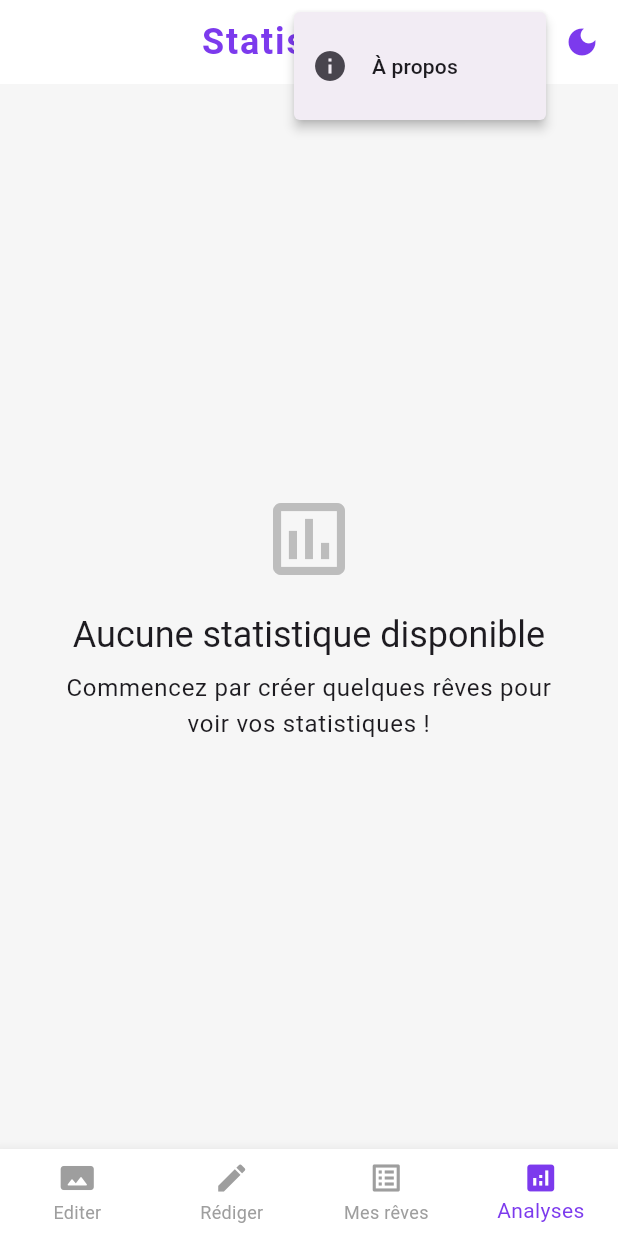
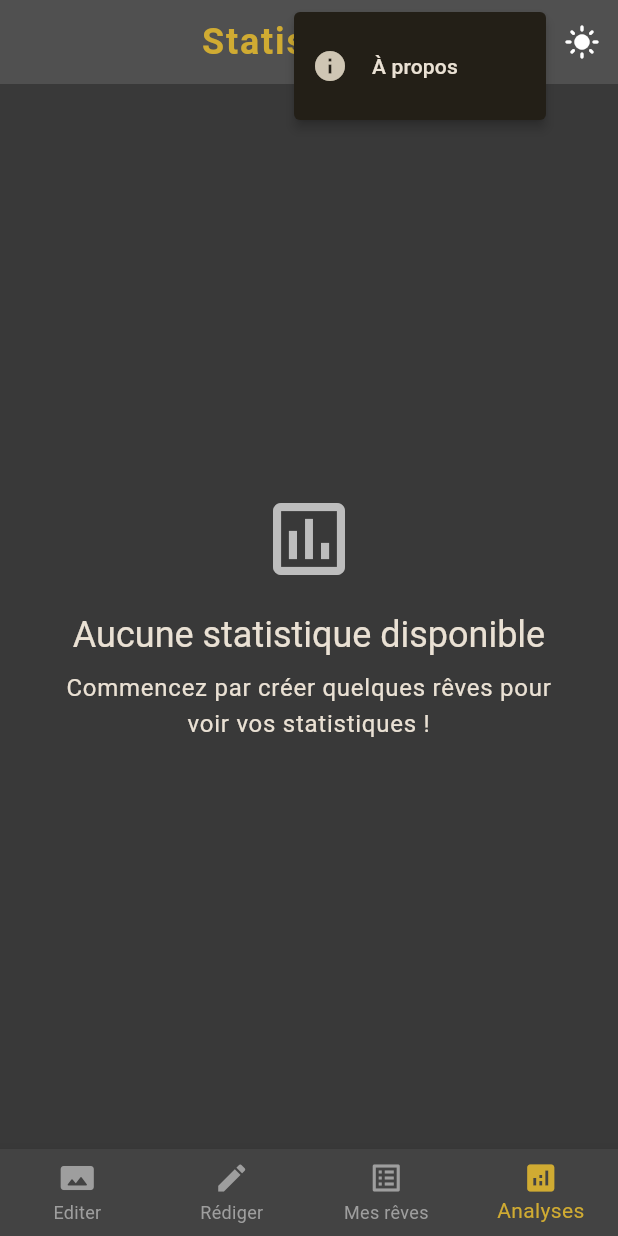
Before and after one commit to Xantos07/Revato, a Flutter app: the screen it shows after launch, item 4 of the bottom bar chosen, after a tap on the "more vert" icon, on a phone screen of 412 x 824 dp. Run offline on Flutter 3.47's test engine with Material 3 defaults, Android fonts, the light colour scheme and no system bars; our stand-ins replace shared_preferences, sqflite, webview_flutter; accounts and stored records are empty.

Commit message:
💄 start dark mode

```diff
--- a/revato_app/lib/app.dart
+++ b/revato_app/lib/app.dart
@@ -26,7 +26,6 @@ class RevatoApp extends StatelessWidget {
 
             // Thème clair
             theme: LightTheme.theme,
-
             // Thème sombre
             darkTheme: DarkTheme.theme,
 
--- a/revato_app/lib/themes/theme_provider.dart
+++ b/revato_app/lib/themes/theme_provider.dart
@@ -29,7 +29,7 @@ class ThemeProvider extends ChangeNotifier {
         _themeMode = ThemeMode.dark;
         break;
       default:
-        _themeMode = ThemeMode.system;
+        _themeMode = ThemeMode.dark;
     }
     notifyListeners();
   }
--- a/revato_app/lib/widgets/dream_app_bar.dart
+++ b/revato_app/lib/widgets/dream_app_bar.dart
@@ -1,4 +1,3 @@
-import 'package:flutter/foundation.dart';
 import 'package:flutter/material.dart';
 import 'package:provider/provider.dart';
 import 'package:revato_app/themes/theme_provider.dart';
```
